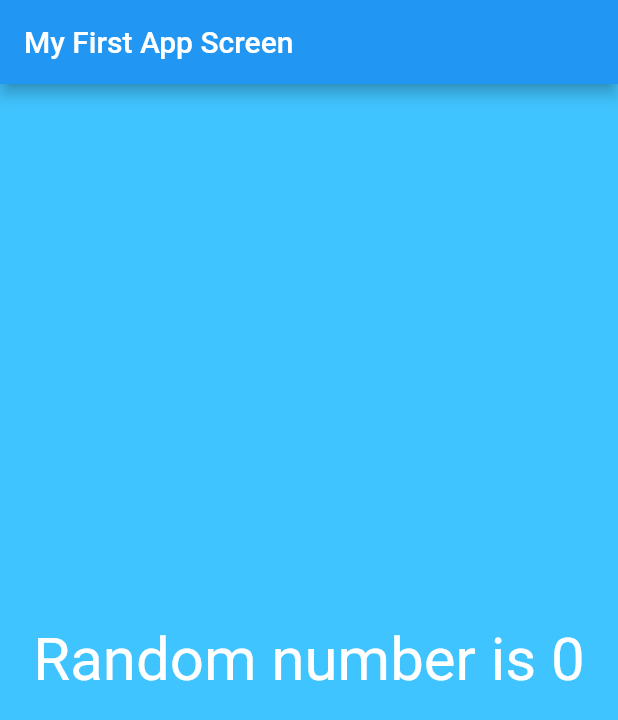
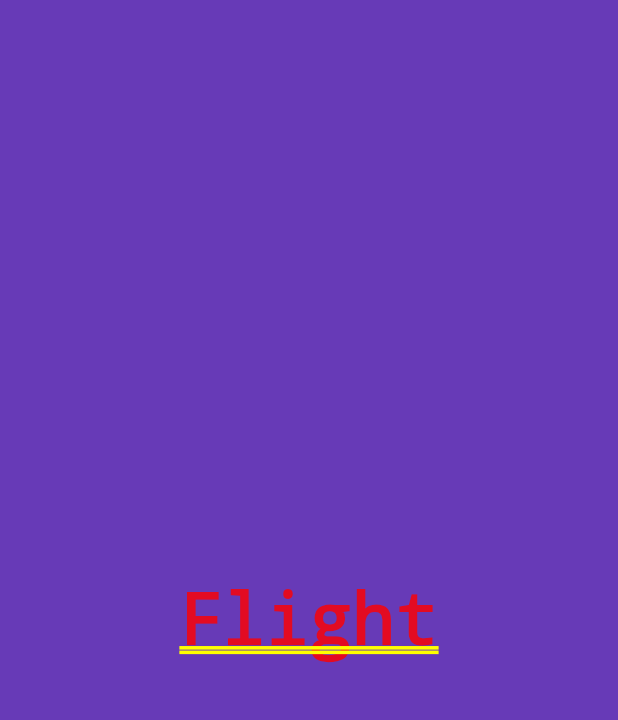
Before and after one commit to maciejrek/DartWorkshop, a Flutter app: the screen it shows after launch, on a phone screen of 412 x 824 dp. Shown: the top 720 px of the screen. Run offline on Flutter 3.47's test engine with Material 2 defaults, Android fonts, the phone set to English and light mode, and no system bars.

Commit message:
Container widget + margin and padding

```diff
--- a/02-flutter-basics/hello_world/lib/app_screens/first_screen.dart
+++ /dev/null
@@ -1,25 +0,0 @@
-import 'dart:math';
-
-import 'package:flutter/material.dart';
-
-class FirstScreen extends StatelessWidget {
-  @override
-  Widget build(BuildContext context) {
-    return Material(
-      color: Colors.lightBlueAccent,
-      child: Center(
-        child: Text(
-          generateNumber(),
-          textDirection: TextDirection.ltr,
-          style: TextStyle(color: Colors.white, fontSize: 40.0),
-        ),
-      ),
-    );
-  }
-
-  String generateNumber(){
-    var random = Random();
-    int num = random.nextInt(10);
-    return "Random number is $num";
-  }
-}
--- /dev/null
+++ b/02-flutter-basics/hello_world/lib/app_screens/home.dart
@@ -0,0 +1,15 @@
+import 'package:flutter/material.dart';
+
+class Home extends StatelessWidget{
+  @override
+  Widget build(BuildContext context) {
+    return Center(child: Container(
+      alignment:Alignment.center,
+      color:Colors.deepPurple,
+      // width:200.0,
+      // height:100.0,
+      // margin: EdgeInsets.only(left:15.0,top:30.0),
+      child: Text("Flight",textDirection: TextDirection.ltr,)),);
+  }
+
+}
--- a/02-flutter-basics/hello_world/lib/main.dart
+++ b/02-flutter-basics/hello_world/lib/main.dart
@@ -1,20 +1,9 @@
 import 'package:flutter/material.dart';
-import 'package:hello_world/app_screens/first_screen.dart';
 
-void main() => runApp(MyFlutterApp());
+import 'app_screens/home.dart';
 
-class MyFlutterApp extends StatelessWidget {
-  @override
-  Widget build(BuildContext context) {
-    return MaterialApp(
-      debugShowCheckedModeBanner: false,
-        title: "My Flutter App",
-        home: Scaffold(
-          appBar: AppBar(
-            title: Text("My First App Screen"),
-          ),
-          body: FirstScreen()
-        )
-      );
-  }
-}
+
+void main() => runApp(MaterialApp(
+  title:"Exploring UI widgets",
+  home: Home(),
+));
```
Also changed, not shown: 1 other file.
